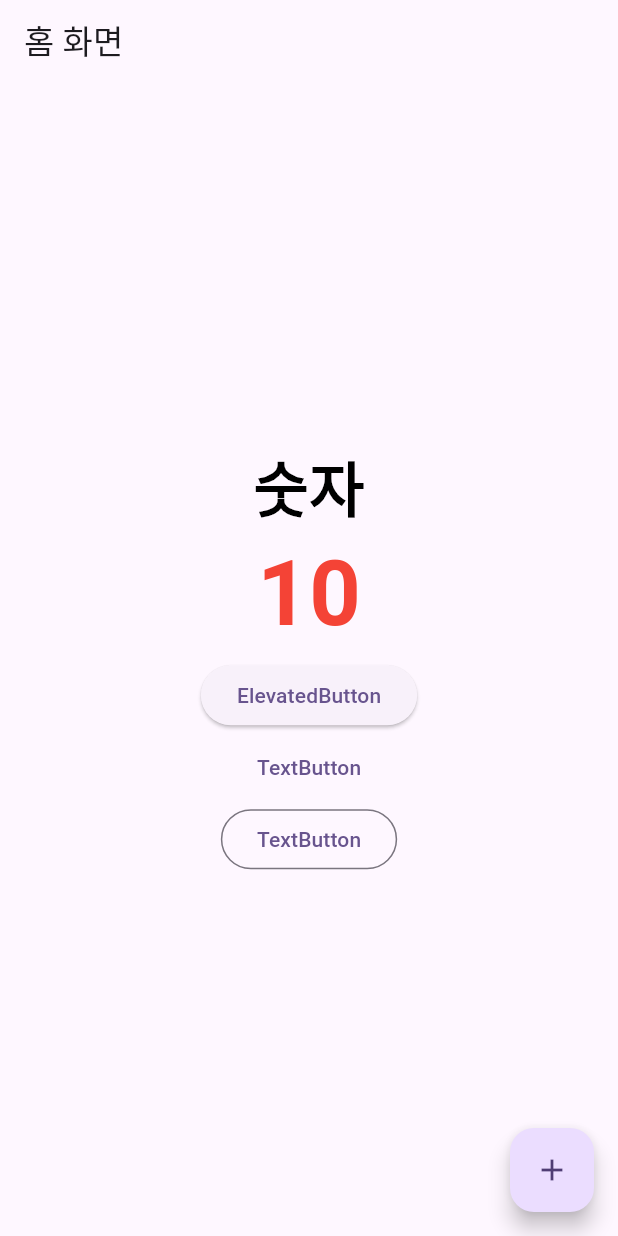
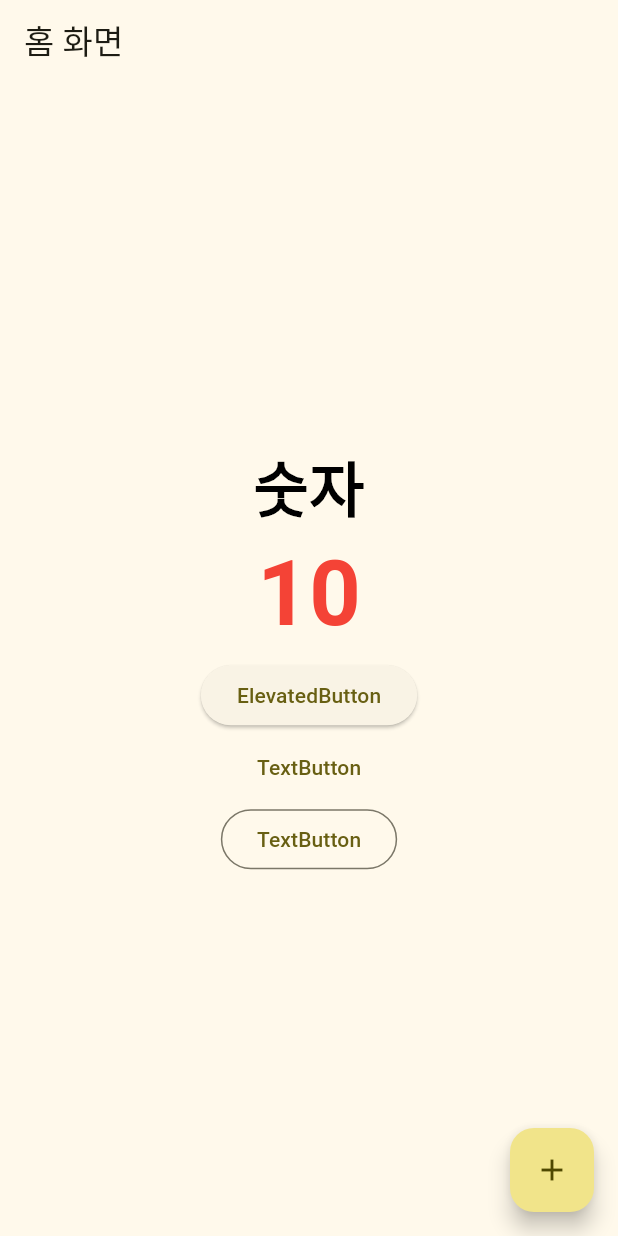
Before and after one commit to OSS0302/frist_flutter_app, a Flutter app: the screen it shows after launch, on a phone screen of 412 x 824 dp. Run offline on Flutter 3.47's test engine with Material 3 defaults, Android fonts, the phone set to English and light mode, and no system bars.

Commit message:
026. : 안드로이드 MaterialApp ios 쿠퍼티노 메인 메터리얼 안에 블랙 컬러 화이트 컬러는 안된다.

```diff
--- a/lib/main.dart
+++ b/lib/main.dart
@@ -11,10 +11,12 @@ class MyApp extends StatelessWidget {
   // This widget is the root of your application.
   @override
   Widget build(BuildContext context) {
+    // 안드로이드 MaterialApp ios 쿠퍼티노
     return MaterialApp(
       title: 'Flutter Demo',
       theme: ThemeData(
-        colorScheme: ColorScheme.fromSeed(seedColor: Colors.deepPurple),
+        // 블랙 앤 화이트는 안된다.
+        colorScheme: ColorScheme.fromSeed(seedColor: Colors.yellow),
         useMaterial3: true,
       ),
       home: const MainPage(),
```
